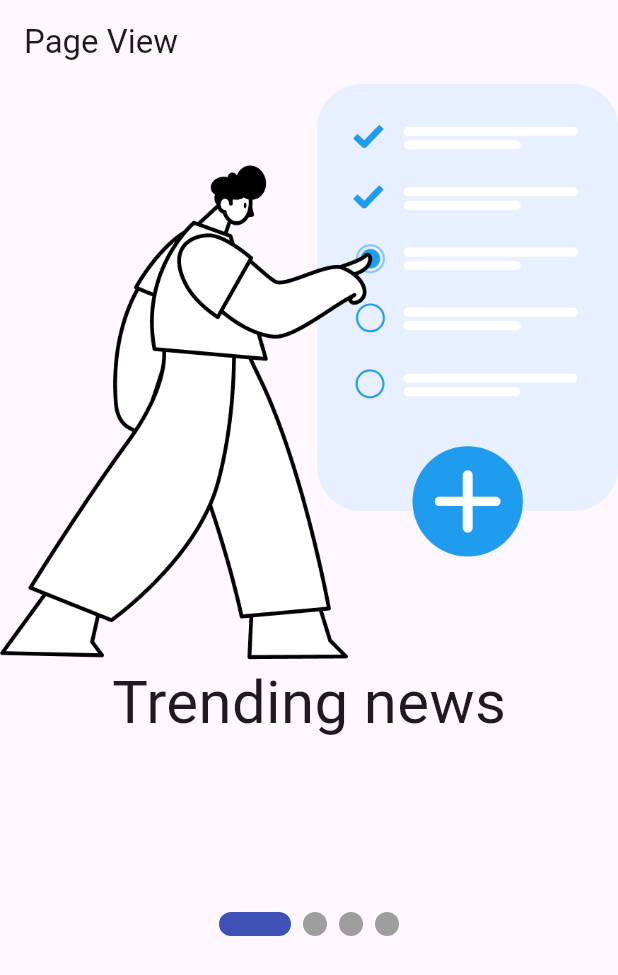
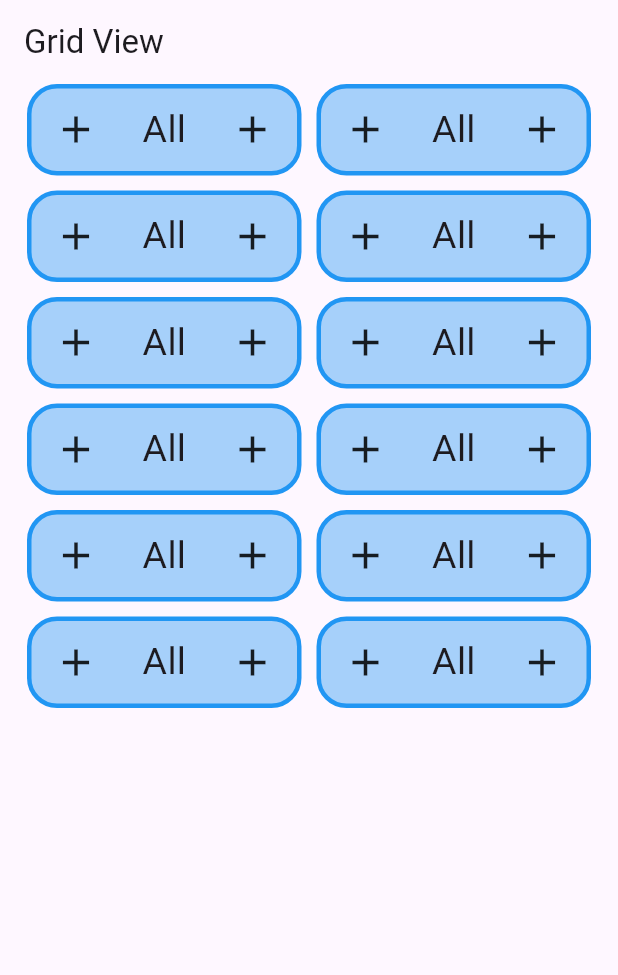
Before and after one commit to MuhammadAliKust/Haseeb-Project, a Flutter app: the screen it shows after launch, on a phone screen of 412 x 824 dp. Shown: the top 975 px of the screen. Run offline on Flutter 3.47's test engine with Material 3 defaults, Android fonts, the phone set to English and light mode, and no system bars; drawn by our look-alikes of smooth_page_indicator; our stand-ins replace string_validator.

Commit message:
GridView Builder Done

```diff
--- /dev/null
+++ b/lib/grid_view.dart
@@ -0,0 +1,45 @@
+import 'package:flutter/material.dart';
+
+class GridViewDemo extends StatelessWidget {
+  const GridViewDemo({super.key});
+
+  @override
+  Widget build(BuildContext context) {
+    return Scaffold(
+      appBar: AppBar(title: Text("Grid View")),
+
+      body: Padding(
+        padding: const EdgeInsets.symmetric(horizontal: 18.0),
+        child: GridView.builder(
+          itemCount: 12,
+          gridDelegate: SliverGridDelegateWithFixedCrossAxisCount(
+            crossAxisCount: 2,
+            crossAxisSpacing: 10,
+            mainAxisSpacing: 10,
+            childAspectRatio: 3,
+          ),
+          itemBuilder: (context, i) {
+            return Container(
+              height: 400,
+              width: 400,
+
+              decoration: BoxDecoration(
+                color: Colors.blue.withOpacity(0.4),
+                borderRadius: BorderRadius.circular(20),
+                border: Border.all(color: Colors.blue, width: 3),
+              ),
+              child: Row(
+                mainAxisAlignment: MainAxisAlignment.spaceAround,
+                children: [
+                  Icon(Icons.add, size: 30),
+                  Text("All", style: TextStyle(fontSize: 25)),
+                  Icon(Icons.add, size: 30),
+                ],
+              ),
+            );
+          },
+        ),
+      ),
+    );
+  }
+}
--- a/lib/main.dart
+++ b/lib/main.dart
@@ -3,6 +3,7 @@
 import 'package:haseeb_project/single_selection.dart';
 
 import 'dynamic_list_view.dart';
+import 'grid_view.dart';
 import 'list_view_demo.dart';
 import 'login.dart';
 import 'multiple_selection.dart';
@@ -17,7 +18,7 @@
   @override
   Widget build(BuildContext context) {
     return MaterialApp(
-      home: PageViewDemo(),
+      home: GridViewDemo(),
       // home: Scaffold(
       //   appBar: AppBar(
       //     backgroundColor: Colors.blue,
```
